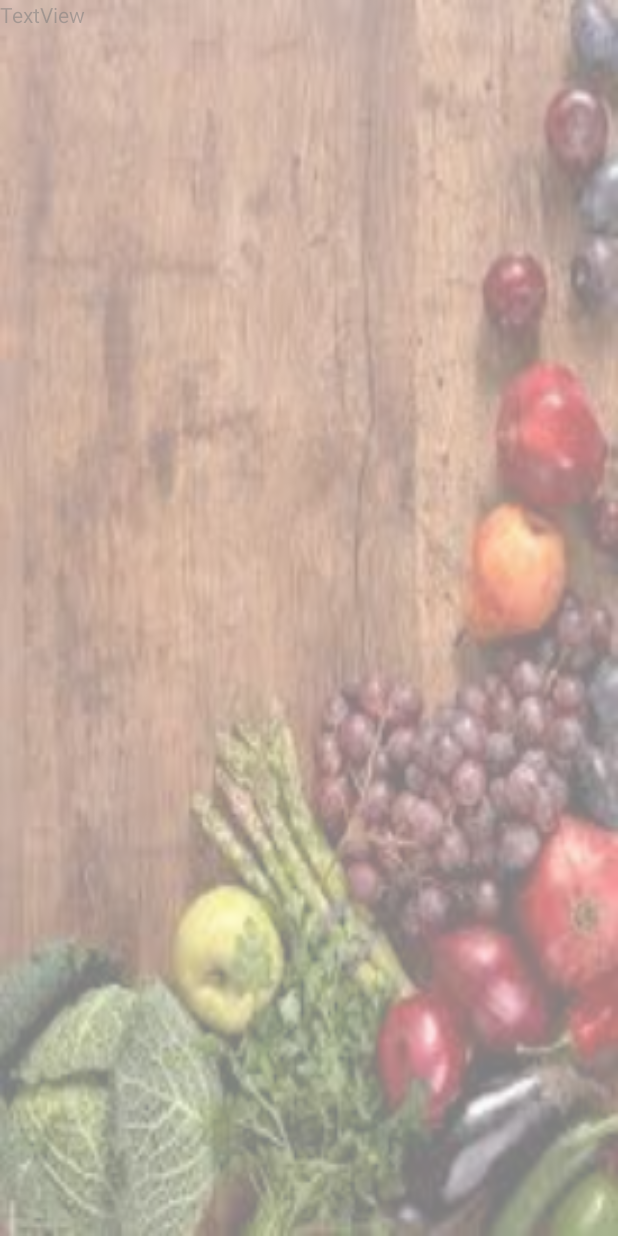
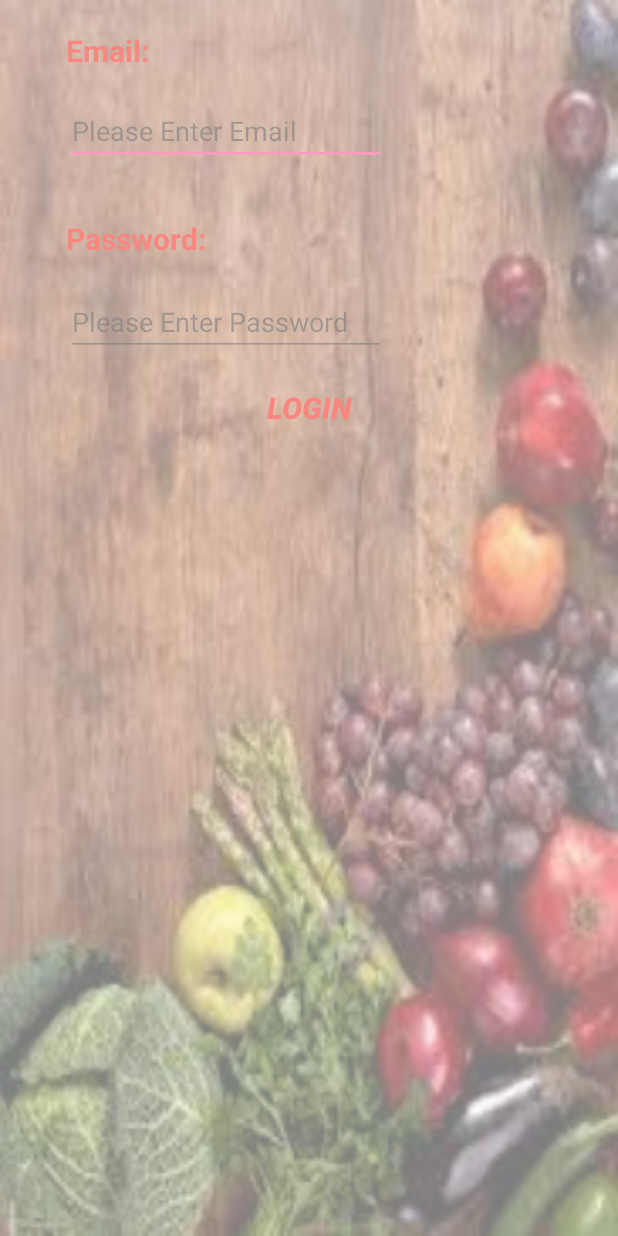
Before and after one commit to asalrostami/Let-sEnjoyFood, an Android app: the LoginActivity screen opened directly, with no data from a screen before it, on a phone screen of 412 x 824 dp. Run offline under Robolectric (Android 15) with nearby library versions, the phone set to English and light mode, and no system bars.

Commit message:
Set login and register page

```diff
--- a/app/src/main/res/layout/activity_login.xml
+++ b/app/src/main/res/layout/activity_login.xml
@@ -1,5 +1,5 @@
 <?xml version="1.0" encoding="utf-8"?>
-<LinearLayout
+<RelativeLayout
     xmlns:android="http://schemas.android.com/apk/res/android"
     xmlns:app="http://schemas.android.com/apk/res-auto"
     xmlns:tools="http://schemas.android.com/tools"
@@ -10,9 +10,66 @@
     tools:context="com.example.asal.letsenjoyfood.LoginActivity">
 
     <TextView
-        android:id="@+id/textView4"
+        android:id="@+id/textView"
         android:layout_width="wrap_content"
         android:layout_height="wrap_content"
-        android:layout_weight="1"
-        android:text="TextView"/>
-</LinearLayout>
+        android:layout_alignParentLeft="true"
+        android:layout_alignParentStart="true"
+        android:layout_alignParentTop="true"
+        android:layout_marginLeft="44dp"
+        android:layout_marginStart="44dp"
+        android:layout_marginTop="20dp"
+        style="@style/titleTextLogin"
+        android:alpha="1"
+        android:text="Email:"/>
+
+    <EditText
+        android:id="@+id/editTextEmailL"
+        android:layout_width="wrap_content"
+        android:layout_height="wrap_content"
+        android:layout_marginTop="17dp"
+        android:ems="10"
+        android:inputType="textPersonName"
+        android:text=""
+        android:hint="Please Enter Email"
+        android:layout_below="@+id/textView"
+        android:layout_alignLeft="@+id/textView"
+        android:layout_alignStart="@+id/textView"/>
+
+    <Button
+        android:id="@+id/btnLoginL"
+        android:layout_width="wrap_content"
+        android:layout_height="wrap_content"
+        android:text="Login"
+        style="@style/buttonLogin"
+        android:layout_marginTop="138dp"
+        android:layout_below="@+id/editTextEmailL"
+        android:layout_centerHorizontal="true"/>
+
+    <TextView
+        android:id="@+id/textView6"
+        android:layout_width="wrap_content"
+        android:layout_height="wrap_content"
+        android:layout_alignLeft="@+id/editTextEmailL"
+        android:layout_alignStart="@+id/editTextEmailL"
+        android:layout_below="@+id/editTextEmailL"
+        android:layout_marginTop="35dp"
+        style="@style/titleTextLogin"
+        android:alpha="1"
+        android:text="Password:"/>
+
+    <EditText
+        android:id="@+id/editTextPasswordL"
+        android:layout_width="wrap_content"
+        android:layout_height="wrap_content"
+        android:layout_alignLeft="@+id/textView6"
+        android:layout_alignStart="@+id/textView6"
+        android:layout_below="@+id/textView6"
+        android:layout_marginTop="19dp"
+        android:ems="10"
+        android:hint="Please Enter Password"
+        android:inputType="textPersonName"
+        android:text=""/>
+
+
+</RelativeLayout>
--- a/app/src/main/res/layout/activity_registration.xml
+++ b/app/src/main/res/layout/activity_registration.xml
@@ -20,9 +20,7 @@
         android:layout_marginLeft="44dp"
         android:layout_marginStart="44dp"
         android:layout_marginTop="20dp"
-        android:textSize="20sp"
-        android:textStyle="bold"
-        android:textColor="#6415ec"
+        style="@style/titleText"
         android:alpha="1"
         android:text="Email:"/>
 
@@ -40,14 +38,11 @@
         android:layout_alignStart="@+id/textView"/>
 
     <Button
-        android:id="@+id/button"
+        android:id="@+id/btnRegisterR"
         android:layout_width="wrap_content"
         android:layout_height="wrap_content"
         android:text="Register"
-        android:textSize="20sp"
-        android:background="@null"
-        android:textColor="#6415ec"
-        android:textStyle="bold|italic"
+        style="@style/button"
         android:layout_marginTop="138dp"
         android:layout_below="@+id/editTextEmailR"
         android:layout_centerHorizontal="true"/>
@@ -60,9 +55,7 @@
         android:layout_alignStart="@+id/editTextEmailR"
         android:layout_below="@+id/editTextEmailR"
         android:layout_marginTop="35dp"
-        android:textSize="20sp"
-        android:textStyle="bold"
-        android:textColor="#6415ec"
+        style="@style/titleText"
         android:alpha="1"
         android:text="Password:"/>
 
--- a/app/src/main/res/values/styles.xml
+++ b/app/src/main/res/values/styles.xml
@@ -7,5 +7,29 @@
         <item name="colorPrimaryDark">@color/black</item>
         <item name="colorAccent">@color/colorAccent</item>
     </style>
+    <style name="titleText">
+        <item name="android:textStyle">bold</item>
+        <item name="android:textColor">#6415ec</item>
+        <item name="android:textSize">20sp</item>
+
+    </style>
+    <style name="titleTextLogin">
+        <item name="android:textStyle">bold</item>
+        <item name="android:textColor">#f51504</item>
+        <item name="android:textSize">20sp</item>
+
+    </style>
+    <style name="button">
+        <item name="android:textSize">20sp</item>
+        <item name="android:background">@null</item>
+        <item name="android:textColor">#6415ec</item>
+        <item name="android:textStyle">bold|italic</item>
+    </style>
+    <style name="buttonLogin">
+        <item name="android:textSize">20sp</item>
+        <item name="android:background">@null</item>
+        <item name="android:textColor">#f51504</item>
+        <item name="android:textStyle">bold|italic</item>
+    </style>
 
 </resources>
```
